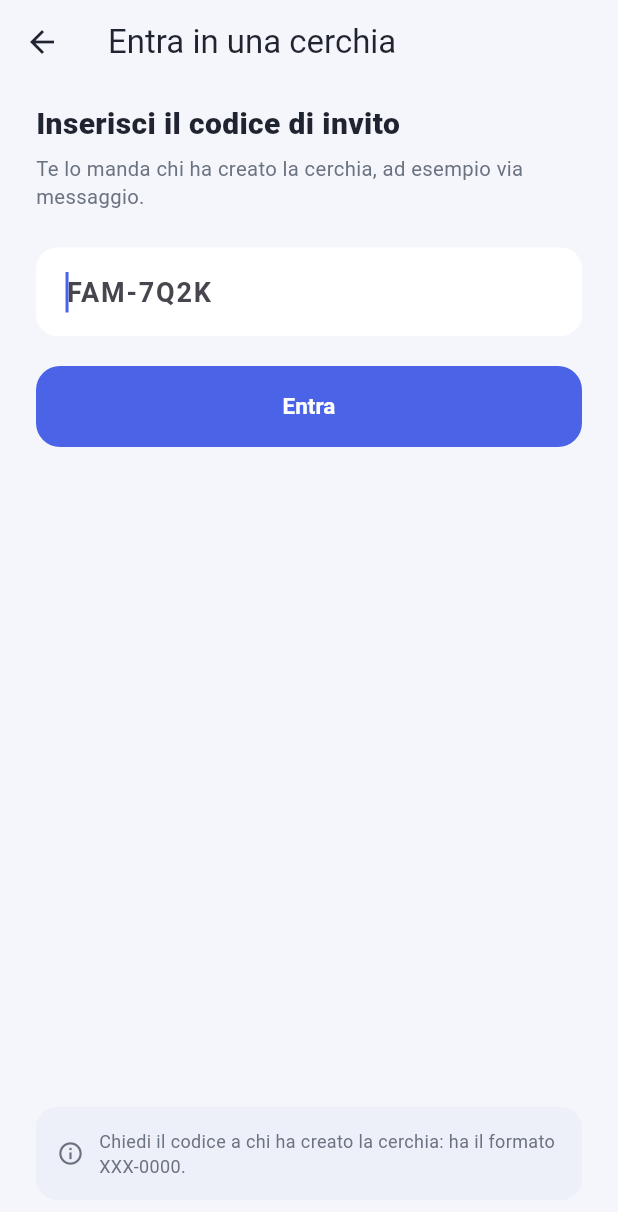
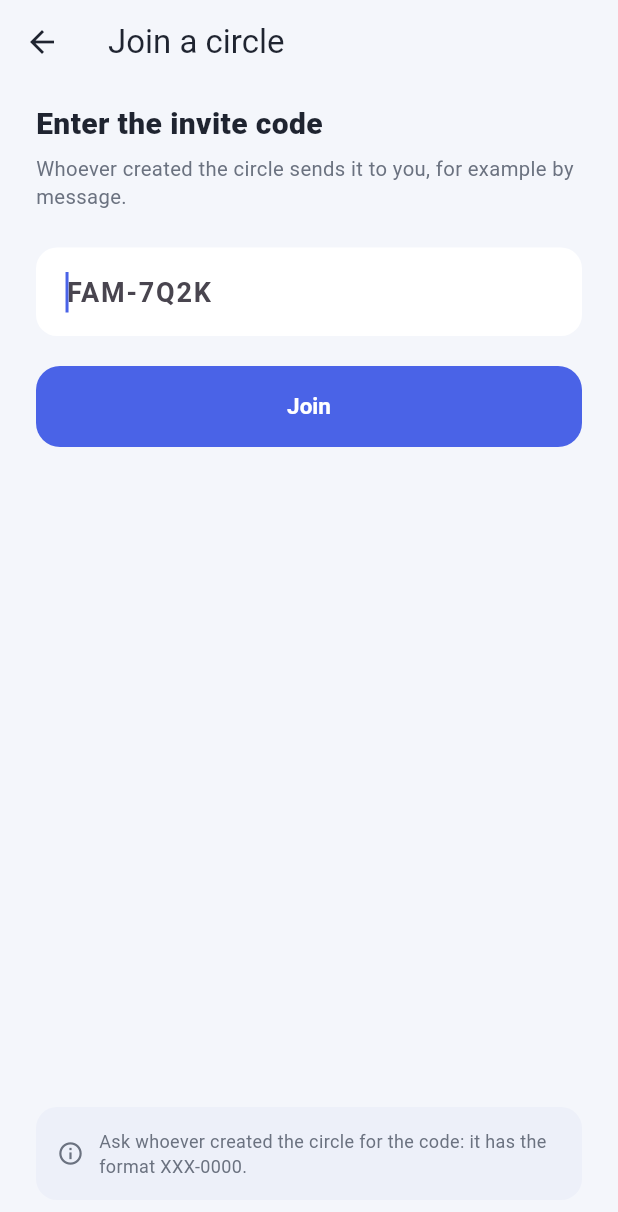
Before and after one commit to Taaawhiri/Kinly, a Flutter app: the JoinCircleScreen screen opened directly, on a phone screen of 412 x 824 dp. Shown: the top 1212 px of the screen. Run offline on Flutter 3.47's test engine with Material 3 defaults, Android fonts, the phone set to English and light mode, and no system bars; our stand-ins replace app_links, battery_plus, firebase_core, firebase_crashlytics, firebase_messaging, flutter_compass and 9 more; missing offline and left inert: maplibre_gl; accounts and stored records are empty; network calls fail.

Commit message:
i18n: traduci onboarding, splash e blocco biometrico (IT/EN)
Traduce schermata di blocco biometrico, splash/errore di rete, intro
onboarding (incluso il passo attivazione biometria) e creazione/ingresso
in una cerchia usando AppLocalizations. Ridistribuita build web in
docs/app.

```diff
--- a/lib/l10n/app_en.arb
+++ b/lib/l10n/app_en.arb
@@ -567,5 +567,48 @@
   "speedAlertsTitle": "Driving alerts · {name}",
   "speedAlertsUpsellMessage": "Switch to Kinly+ to know when a driver exceeds the speed limit they set.",
   "speedAlertsEmpty": "No alerts recorded: this person hasn't exceeded their speed threshold yet (or hasn't set one).",
-  "speedAlertsKmhLimit": "{speed} km/h (limit {threshold} km/h)"
+  "speedAlertsKmhLimit": "{speed} km/h (limit {threshold} km/h)",
+
+  "commonRetry": "Retry",
+  "commonContinue": "Continue",
+
+  "biometricLockedTitle": "Kinly is locked",
+  "biometricLockedMessage": "Unlock with your fingerprint, face, or device passcode to continue.",
+  "biometricUnlockButton": "Unlock",
+
+  "splashConnectionError": "We can't reach Kinly. Check your connection and try again.",
+
+  "onboardingWelcomeTitle": "Welcome to Kinly",
+  "onboardingWelcomeDesc": "Share your location only with who really matters: family, friends, colleagues. Always invite-only, never public.",
+  "onboardingSafeTitle": "Always safe",
+  "onboardingSafeDesc": "SOS and \"Ask for help\" immediately alert your circle when needed. Safe zones tell you when someone arrives at or leaves home, work or school.",
+  "onboardingContactTitle": "Stay in touch",
+  "onboardingContactDesc": "Quick messages, a shared meeting point, and local weather: all in one place, without having to ask \"where are you?\".",
+  "onboardingStart": "Get started",
+  "onboardingSkip": "Skip",
+  "onboardingBiometricTitle": "Protect your access",
+  "onboardingBiometricDesc": "Turn on unlock with fingerprint, face or device passcode right away: one more layer beyond your password, verified by the system (Kinly never sees your biometric data).",
+
+  "createCircleTitle": "Create your circle",
+  "circleLimitCirclesMessage": "On the free plan you can be part of up to 2 circles. Switch to Kinly+ for no limits.",
+  "createCircleError": "We couldn't create the circle. Please try again.",
+  "createCircleNameQuestion": "What's it called?",
+  "createCircleNameHint": "For example \"Family\" or \"Weekend in the mountains\".",
+  "createCircleNameField": "Circle name",
+  "createCircleIconLabel": "Icon",
+  "createCircleColorLabel": "Color",
+  "createCircleSubmit": "Create circle",
+  "createCircleSuccessTitle": "\"{name}\" is ready!",
+  "createCircleSuccessMessage": "Share this code with whoever you want to invite. Only those who have it can join.",
+  "createCircleCodeCopied": "Code copied",
+  "createCircleCopyCode": "Copy code",
+
+  "joinCircleTitle": "Join a circle",
+  "joinCircleQuestion": "Enter the invite code",
+  "joinCircleHint": "Whoever created the circle sends it to you, for example by message.",
+  "joinCircleInvalidCode": "Invalid code. Ask whoever invited you to double-check it.",
+  "joinCircleMemberLimitMessage": "This circle has already reached the free plan's limit of 6 people.",
+  "joinCircleError": "We couldn't verify the code. Please try again.",
+  "joinCircleSubmit": "Join",
+  "joinCircleFormatHint": "Ask whoever created the circle for the code: it has the format XXX-0000."
 }
--- a/lib/l10n/app_localizations.dart
+++ b/lib/l10n/app_localizations.dart
@@ -3313,6 +3313,228 @@ abstract class AppLocalizations {
   /// In it, this message translates to:
   /// **'{speed} km/h (limite {threshold} km/h)'**
   String speedAlertsKmhLimit(int speed, int threshold);
+
+  /// No description provided for @commonRetry.
+  ///
+  /// In it, this message translates to:
+  /// **'Riprova'**
+  String get commonRetry;
+
+  /// No description provided for @commonContinue.
+  ///
+  /// In it, this message translates to:
+  /// **'Continua'**
+  String get commonContinue;
+
+  /// No description provided for @biometricLockedTitle.
+  ///
+  /// In it, this message translates to:
+  /// **'Kinly è bloccata'**
+  String get biometricLockedTitle;
+
+  /// No description provided for @biometricLockedMessage.
+  ///
+  /// In it, this message translates to:
+  /// **'Sblocca con l\'impronta, il volto o il codice del dispositivo per continuare.'**
+  String get biometricLockedMessage;
+
+  /// No description provided for @biometricUnlockButton.
+  ///
+  /// In it, this message translates to:
+  /// **'Sblocca'**
+  String get biometricUnlockButton;
+
+  /// No description provided for @splashConnectionError.
+  ///
+  /// In it, this message translates to:
+  /// **'Non riusciamo a contattare Kinly. Controlla la connessione e riprova.'**
+  String get splashConnectionError;
+
+  /// No description provided for @onboardingWelcomeTitle.
+  ///
+  /// In it, this message translates to:
+  /// **'Benvenuto in Kinly'**
+  String get onboardingWelcomeTitle;
+
+  /// No description provided for @onboardingWelcomeDesc.
+  ///
+  /// In it, this message translates to:
+  /// **'Condividi la tua posizione solo con chi conta davvero: famiglia, amici, colleghi. Accesso sempre su invito, mai pubblico.'**
+  String get onboardingWelcomeDesc;
+
+  /// No description provided for @onboardingSafeTitle.
+  ///
+  /// In it, this message translates to:
+  /// **'Sempre al sicuro'**
+  String get onboardingSafeTitle;
+
+  /// No description provided for @onboardingSafeDesc.
+  ///
+  /// In it, this message translates to:
+  /// **'SOS e \"Chiedi aiuto\" avvisano subito la tua cerchia in caso di bisogno. Le aree sicure ti dicono quando qualcuno arriva o esce da casa, lavoro o scuola.'**
+  String get onboardingSafeDesc;
+
+  /// No description provided for @onboardingContactTitle.
+  ///
+  /// In it, this message translates to:
+  /// **'Restate in contatto'**
+  String get onboardingContactTitle;
+
+  /// No description provided for @onboardingContactDesc.
+  ///
+  /// In it, this message translates to:
+  /// **'Messaggi rapidi, punto d\'incontro condiviso e meteo della zona: tutto in un posto solo, senza dover chiedere \"dove sei?\".'**
+  String get onboardingContactDesc;
+
+  /// No description provided for @onboardingStart.
+  ///
+  /// In it, this message translates to:
+  /// **'Inizia'**
+  String get onboardingStart;
+
+  /// No description provided for @onboardingSkip.
+  ///
+  /// In it, this message translates to:
+  /// **'Salta'**
+  String get onboardingSkip;
+
+  /// No description provided for @onboardingBiometricTitle.
+  ///
+  /// In it, this message translates to:
+  /// **'Proteggi l\'accesso'**
+  String get onboardingBiometricTitle;
+
+  /// No description provided for @onboardingBiometricDesc.
+  ///
+  /// In it, this message translates to:
+  /// **'Attiva subito lo sblocco con impronta, volto o codice del dispositivo: un livello in più oltre alla password, verificato dal sistema (Kinly non vede mai i tuoi dati biometrici).'**
+  String get onboardingBiometricDesc;
+
+  /// No description provided for @createCircleTitle.
+  ///
+  /// In it, this message translates to:
+  /// **'Crea la tua cerchia'**
+  String get createCircleTitle;
+
+  /// No description provided for @circleLimitCirclesMessage.
+  ///
+  /// In it, this message translates to:
+  /// **'Nel piano gratuito puoi far parte di massimo 2 cerchie. Passa a Kinly+ per non avere limiti.'**
+  String get circleLimitCirclesMessage;
+
+  /// No description provided for @createCircleError.
+  ///
+  /// In it, this message translates to:
+  /// **'Non siamo riusciti a creare la cerchia. Riprova.'**
+  String get createCircleError;
+
+  /// No description provided for @createCircleNameQuestion.
+  ///
+  /// In it, this message translates to:
+  /// **'Come si chiama?'**
+  String get createCircleNameQuestion;
+
+  /// No description provided for @createCircleNameHint.
+  ///
+  /// In it, this message translates to:
+  /// **'Ad esempio \"Famiglia\" o \"Weekend in montagna\".'**
+  String get createCircleNameHint;
+
+  /// No description provided for @createCircleNameField.
+  ///
+  /// In it, this message translates to:
+  /// **'Nome della cerchia'**
+  String get createCircleNameField;
+
+  /// No description provided for @createCircleIconLabel.
+  ///
+  /// In it, this message translates to:
+  /// **'Icona'**
+  String get createCircleIconLabel;
+
+  /// No description provided for @createCircleColorLabel.
+  ///
+  /// In it, this message translates to:
+  /// **'Colore'**
+  String get createCircleColorLabel;
+
+  /// No description provided for @createCircleSubmit.
+  ///
+  /// In it, this message translates to:
+  /// **'Crea la cerchia'**
+  String get createCircleSubmit;
+
+  /// No description provided for @createCircleSuccessTitle.
+  ///
+  /// In it, this message translates to:
+  /// **'\"{name}\" è pronta!'**
+  String createCircleSuccessTitle(String name);
+
+  /// No description provided for @createCircleSuccessMessage.
+  ///
+  /// In it, this message translates to:
+  /// **'Condividi questo codice con chi vuoi invitare. Solo chi lo ha può entrare.'**
+  String get createCircleSuccessMessage;
+
+  /// No description provided for @createCircleCodeCopied.
+  ///
+  /// In it, this message translates to:
+  /// **'Codice copiato'**
+  String get createCircleCodeCopied;
+
+  /// No description provided for @createCircleCopyCode.
+  ///
+  /// In it, this message translates to:
+  /// **'Copia codice'**
+  String get createCircleCopyCode;
+
+  /// No description provided for @joinCircleTitle.
+  ///
+  /// In it, this message translates to:
+  /// **'Entra in una cerchia'**
+  String get joinCircleTitle;
+
+  /// No description provided for @joinCircleQuestion.
+  ///
+  /// In it, this message translates to:
+  /// **'Inserisci il codice di invito'**
+  String get joinCircleQuestion;
+
+  /// No description provided for @joinCircleHint.
+  ///
+  /// In it, this message translates to:
+  /// **'Te lo manda chi ha creato la cerchia, ad esempio via messaggio.'**
+  String get joinCircleHint;
+
+  /// No description provided for @joinCircleInvalidCode.
+  ///
+  /// In it, this message translates to:
+  /// **'Codice non valido. Chiedi a chi ti ha invitato di controllarlo.'**
+  String get joinCircleInvalidCode;
+
+  /// No description provided for @joinCircleMemberLimitMessage.
+  ///
+  /// In it, this message translates to:
+  /// **'Questa cerchia ha già raggiunto il limite di 6 persone del piano gratuito.'**
+  String get joinCircleMemberLimitMessage;
+
+  /// No description provided for @joinCircleError.
+  ///
+  /// In it, this message translates to:
+  /// **'Non siamo riusciti a verificare il codice. Riprova.'**
+  String get joinCircleError;
+
+  /// No description provided for @joinCircleSubmit.
+  ///
+  /// In it, this message translates to:
+  /// **'Entra'**
+  String get joinCircleSubmit;
+
+  /// No description provided for @joinCircleFormatHint.
+  ///
+  /// In it, this message translates to:
+  /// **'Chiedi il codice a chi ha creato la cerchia: ha il formato XXX-0000.'**
+  String get joinCircleFormatHint;
 }
 
 class _AppLocalizationsDelegate
--- a/lib/screens/onboarding/create_circle_screen.dart
+++ b/lib/screens/onboarding/create_circle_screen.dart
@@ -1,5 +1,6 @@
 import 'package:flutter/material.dart';
 import 'package:flutter/services.dart';
+import '../../l10n/app_localizations.dart';
 import '../../models/circle_group.dart';
 import '../../services/kinly_repository.dart';
 import '../../state/app_state.dart';
@@ -63,12 +64,12 @@ class _CreateCircleScreenState extends State<CreateCircleScreen> {
     } on FreeLimitException {
       if (mounted) {
         setState(() {
-          _error = 'Nel piano gratuito puoi far parte di massimo 2 cerchie. Passa a Kinly+ per non avere limiti.';
+          _error = AppLocalizations.of(context)!.circleLimitCirclesMessage;
           _limitReached = true;
         });
       }
     } catch (e) {
-      if (mounted) setState(() => _error = 'Non siamo riusciti a creare la cerchia. Riprova.');
+      if (mounted) setState(() => _error = AppLocalizations.of(context)!.createCircleError);
     } finally {
       if (mounted) setState(() => _creating = false);
     }
@@ -84,30 +85,32 @@ class _CreateCircleScreenState extends State<CreateCircleScreen> {
 
   @override
   Widget build(BuildContext context) {
+    final l10n = AppLocalizations.of(context)!;
     return Scaffold(
-      appBar: AppBar(title: const Text('Crea la tua cerchia')),
+      appBar: AppBar(title: Text(l10n.createCircleTitle)),
       body: SafeArea(
         child: Padding(
           padding: const EdgeInsets.fromLTRB(24, 12, 24, 24),
-          child: _created == null ? _buildForm() : _buildSuccess(_created!),
+          child: _created == null ? _buildForm(context) : _buildSuccess(context, _created!),
         ),
       ),
     );
   }
 
-  Widget _buildForm() {
+  Widget _buildForm(BuildContext context) {
+    final l10n = AppLocalizations.of(context)!;
     return Column(
       crossAxisAlignment: CrossAxisAlignment.start,
       children: [
-        Text('Come si chiama?', style: TextStyle(fontSize: 20, fontWeight: FontWeight.w800, color: AppTheme.textPrimary)),
+        Text(l10n.createCircleNameQuestion, style: TextStyle(fontSize: 20, fontWeight: FontWeight.w800, color: AppTheme.textPrimary)),
         const SizedBox(height: 6),
-        Text('Ad esempio "Famiglia" o "Weekend in montagna".', style: TextStyle(color: AppTheme.textSecondary, fontSize: 13.5)),
+        Text(l10n.createCircleNameHint, style: TextStyle(color: AppTheme.textSecondary, fontSize: 13.5)),
         const SizedBox(height: 20),
         TextField(
           controller: _nameController,
           autofocus: true,
           decoration: InputDecoration(
-            hintText: 'Nome della cerchia',
+            hintText: l10n.createCircleNameField,
             filled: true,
             fillColor: AppTheme.surface,
             border: OutlineInputBorder(borderRadius: BorderRadius.circular(14), borderSide: BorderSide.none),
@@ -116,7 +119,7 @@ class _CreateCircleScreenState extends State<CreateCircleScreen> {
           style: const TextStyle(fontSize: 16, fontWeight: FontWeight.w600),
         ),
         const SizedBox(height: 28),
-        Text('Icona', style: TextStyle(fontWeight: FontWeight.w700, color: AppTheme.textPrimary)),
+        Text(l10n.createCircleIconLabel, style: TextStyle(fontWeight: FontWeight.w700, color: AppTheme.textPrimary)),
         const SizedBox(height: 10),
         Wrap(
           spacing: 12,
@@ -131,7 +134,7 @@ class _CreateCircleScreenState extends State<CreateCircleScreen> {
           ],
         ),
         const SizedBox(height: 24),
-        Text('Colore', style: TextStyle(fontWeight: FontWeight.w700, color: AppTheme.textPrimary)),
+        Text(l10n.createCircleColorLabel, style: TextStyle(fontWeight: FontWeight.w700, color: AppTheme.textPrimary)),
         const SizedBox(height: 10),
         Wrap(
           spacing: 12,
@@ -159,7 +162,7 @@ class _CreateCircleScreenState extends State<CreateCircleScreen> {
           const SizedBox(height: 10),
           OutlinedButton(
             onPressed: () => Navigator.of(context).push(MaterialPageRoute(builder: (_) => const PaywallScreen())),
-            child: const Text('Scopri Kinly+'),
+            child: Text(l10n.circleMessagesDiscoverPlus),
           ),
         ],
         const Spacer(),
@@ -168,13 +171,14 @@ class _CreateCircleScreenState extends State<CreateCircleScreen> {
           style: FilledButton.styleFrom(minimumSize: const Size.fromHeight(54)),
           child: _creating
               ? const SizedBox(width: 20, height: 20, child: CircularProgressIndicator(strokeWidth: 2.4, color: Colors.white))
-              : const Text('Crea la cerchia'),
+              : Text(l10n.createCircleSubmit),
         ),
       ],
     );
   }
 
-  Widget _buildSuccess(CircleGroup circle) {
+  Widget _buildSuccess(BuildContext context, CircleGroup circle) {
+    final l10n = AppLocalizations.of(context)!;
     return Column(
       crossAxisAlignment: CrossAxisAlignment.start,
       children: [
@@ -186,10 +190,10 @@ class _CreateCircleScreenState extends State<CreateCircleScreen> {
           child: Icon(circle.icon, color: Colors.white, size: 30),
         ),
         const SizedBox(height: 20),
-        Text('"${circle.name}" è pronta!', style: TextStyle(fontSize: 20, fontWeight: FontWeight.w800, color: AppTheme.textPrimary)),
+        Text(l10n.createCircleSuccessTitle(circle.name), style: TextStyle(fontSize: 20, fontWeight: FontWeight.w800, color: AppTheme.textPrimary)),
         const SizedBox(height: 6),
         Text(
-          'Condividi questo codice con chi vuoi invitare. Solo chi lo ha può entrare.',
+          l10n.createCircleSuccessMessage,
           style: TextStyle(color: AppTheme.textSecondary, fontSize: 13.5, height: 1.4),
         ),
         const SizedBox(height: 24),
@@ -208,10 +212,10 @@ class _CreateCircleScreenState extends State<CreateCircleScreen> {
               TextButton.icon(
                 onPressed: () {
                   Clipboard.setData(ClipboardData(text: circle.inviteCode));
-                  ScaffoldMessenger.of(context).showSnackBar(const SnackBar(content: Text('Codice copiato')));
+                  ScaffoldMessenger.of(context).showSnackBar(SnackBar(content: Text(l10n.createCircleCodeCopied)));
                 },
                 icon: const Icon(Icons.copy_rounded, size: 16),
-                label: const Text('Copia codice'),
+                label: Text(l10n.createCircleCopyCode),
               ),
             ],
           ),
@@ -220,7 +224,7 @@ class _CreateCircleScreenState extends State<CreateCircleScreen> {
         FilledButton(
           onPressed: _finish,
           style: FilledButton.styleFrom(minimumSize: const Size.fromHeight(54)),
-          child: const Text('Continua'),
+          child: Text(l10n.commonContinue),
         ),
       ],
     );
--- a/lib/screens/onboarding/join_circle_screen.dart
+++ b/lib/screens/onboarding/join_circle_screen.dart
@@ -1,6 +1,7 @@
 import 'dart:async';
 import 'package:flutter/material.dart';
 import 'package:flutter/services.dart';
+import '../../l10n/app_localizations.dart';
 import '../../services/kinly_repository.dart';
 import '../../state/app_state.dart';
 import '../../theme/app_theme.dart';
@@ -65,7 +66,7 @@ class _JoinCircleScreenState extends State<JoinCircleScreen> {
       final circle = await AppState.instance.joinCircleByCode(_controller.text);
       if (!mounted) return;
       if (circle == null) {
-        setState(() => _error = 'Codice non valido. Chiedi a chi ti ha invitato di controllarlo.');
+        setState(() => _error = AppLocalizations.of(context)!.joinCircleInvalidCode);
         return;
       }
       if (widget.isOnboarding) {
@@ -75,14 +76,13 @@ class _JoinCircleScreenState extends State<JoinCircleScreen> {
       }
     } on FreeLimitException catch (e) {
       if (!mounted) return;
+      final l10n = AppLocalizations.of(context)!;
       setState(() {
         _limitReached = true;
-        _error = e.kind == FreeLimitKind.tooManyCircles
-            ? 'Nel piano gratuito puoi far parte di massimo 2 cerchie. Passa a Kinly+ per non avere limiti.'
-            : 'Questa cerchia ha già raggiunto il limite di 6 persone del piano gratuito.';
+        _error = e.kind == FreeLimitKind.tooManyCircles ? l10n.circleLimitCirclesMessage : l10n.joinCircleMemberLimitMessage;
       });
     } catch (e) {
-      if (mounted) setState(() => _error = 'Non siamo riusciti a verificare il codice. Riprova.');
+      if (mounted) setState(() => _error = AppLocalizations.of(context)!.joinCircleError);
     } finally {
       if (mounted) setState(() => _joining = false);
     }
@@ -90,8 +90,9 @@ class _JoinCircleScreenState extends State<JoinCircleScreen> {
 
   @override
   Widget build(BuildContext context) {
+    final l10n = AppLocalizations.of(context)!;
     return Scaffold(
-      appBar: AppBar(title: const Text('Entra in una cerchia')),
+      appBar: AppBar(title: Text(l10n.joinCircleTitle)),
       body: SafeArea(
         child: Padding(
           padding: const EdgeInsets.fromLTRB(24, 12, 24, 24),
@@ -99,12 +100,12 @@ class _JoinCircleScreenState extends State<JoinCircleScreen> {
             crossAxisAlignment: CrossAxisAlignment.start,
             children: [
               Text(
-                'Inserisci il codice di invito',
+                l10n.joinCircleQuestion,
                 style: TextStyle(fontSize: 20, fontWeight: FontWeight.w800, color: AppTheme.textPrimary),
               ),
               const SizedBox(height: 6),
               Text(
-                'Te lo manda chi ha creato la cerchia, ad esempio via messaggio.',
+                l10n.joinCircleHint,
                 style: TextStyle(color: AppTheme.textSecondary, fontSize: 13.5),
               ),
               const SizedBox(height: 24),
@@ -129,14 +130,14 @@ class _JoinCircleScreenState extends State<JoinCircleScreen> {
                 style: FilledButton.styleFrom(minimumSize: const Size.fromHeight(54)),
                 child: _joining
                     ? const SizedBox(width: 20, height: 20, child: CircularProgressIndicator(strokeWidth: 2.4, color: Colors.white))
-                    : const Text('Entra'),
+                    : Text(l10n.joinCircleSubmit),
               ),
               if (_limitReached) ...[
                 const SizedBox(height: 10),
                 OutlinedButton(
                   onPressed: () => Navigator.of(context).push(MaterialPageRoute(builder: (_) => const PaywallScreen())),
                   style: OutlinedButton.styleFrom(minimumSize: const Size.fromHeight(54)),
-                  child: const Text('Scopri Kinly+'),
+                  child: Text(l10n.circleMessagesDiscoverPlus),
                 ),
               ],
               const Spacer(),
@@ -149,7 +150,7 @@ class _JoinCircleScreenState extends State<JoinCircleScreen> {
                     SizedBox(width: 10),
                     Expanded(
                       child: Text(
-                        'Chiedi il codice a chi ha creato la cerchia: ha il formato XXX-0000.',
+                        l10n.joinCircleFormatHint,
                         style: TextStyle(fontSize: 12, color: AppTheme.textSecondary),
                       ),
                     ),
--- a/lib/screens/splash_screen.dart
+++ b/lib/screens/splash_screen.dart
@@ -1,4 +1,5 @@
 import 'package:flutter/material.dart';
+import '../l10n/app_localizations.dart';
 import '../state/app_state.dart';
 import '../theme/app_theme.dart';
 import '../widgets/app_logo.dart';
@@ -11,6 +12,7 @@ class SplashScreen extends StatelessWidget {
   @override
   Widget build(BuildContext context) {
     final error = AppState.instance.loadError;
+    final l10n = AppLocalizations.of(context)!;
     return Scaffold(
       body: Center(
         child: Padding(
@@ -26,14 +28,14 @@ class SplashScreen extends StatelessWidget {
                 Icon(Icons.wifi_off_rounded, size: 32, color: AppTheme.textSecondary),
                 const SizedBox(height: 12),
                 Text(
-                  'Non riusciamo a contattare Kinly. Controlla la connessione e riprova.',
+                  l10n.splashConnectionError,
                   textAlign: TextAlign.center,
                   style: TextStyle(color: AppTheme.textSecondary, fontSize: 13.5, height: 1.4),
                 ),
                 const SizedBox(height: 16),
                 FilledButton(
                   onPressed: () => AppState.instance.initialize(),
-                  child: const Text('Riprova'),
+                  child: Text(l10n.commonRetry),
                 ),
               ],
             ],
```
Also changed, not shown: lib/l10n/app_it.arb (+45 -1 lines), lib/l10n/app_localizations_en.dart (+128 -0 lines), lib/l10n/app_localizations_it.dart (+128 -0 lines), lib/screens/auth/biometric_lock_screen.dart (+6 -4 lines), lib/screens/onboarding/onboarding_intro_screen.dart (+17 -14 lines), 2 other files.
